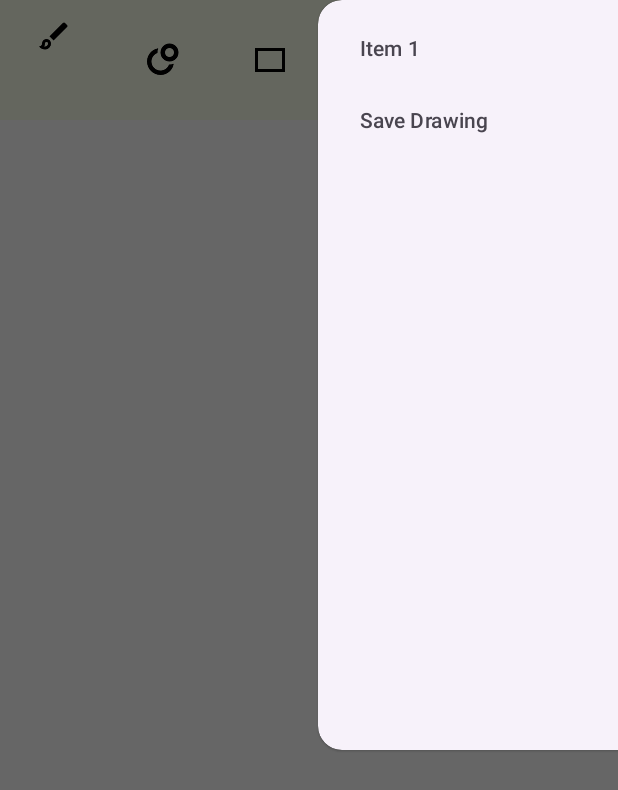
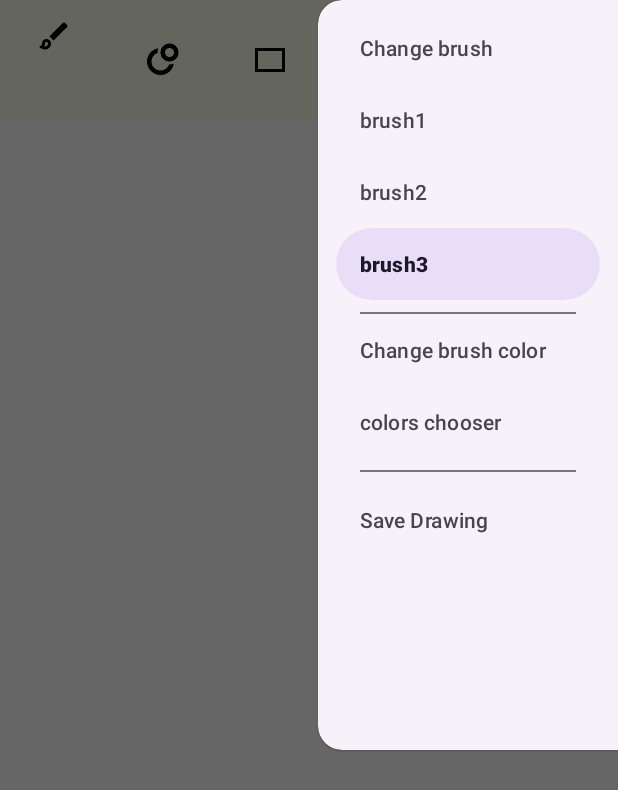
Before and after one commit to Almondd17/DesignTool, an Android app: the CanvasActivity screen opened directly, with no data from a screen before it, in the side drawer, after a tap on "Save Drawing", on a phone screen of 412 x 824 dp. Shown: the top 790 px of the screen. Run offline under Robolectric (Android 15) with nearby library versions, the phone set to English and light mode, and no system bars; libraries missing offline, so code that uses them is left out: yuku.ambilwarna.

Commit message:
new feature for current paint modifications

```diff
--- a/app/build.gradle.kts
+++ b/app/build.gradle.kts
@@ -43,4 +43,5 @@ dependencies {
     testImplementation(libs.junit)
     androidTestImplementation(libs.ext.junit)
     androidTestImplementation(libs.espresso.core)
+    implementation(libs.ambilwarna)
 }
--- a/app/src/main/java/com/example/designtoolproject/CanvasActivity.java
+++ b/app/src/main/java/com/example/designtoolproject/CanvasActivity.java
@@ -4,27 +4,31 @@ import android.graphics.Color;
 import android.media.Image;
 import android.os.Bundle;
 import android.view.Gravity;
+import android.view.MenuItem;
 import android.view.View;
 import android.widget.Button;
 import android.widget.FrameLayout;
 import android.widget.ImageButton;
 import android.widget.Toast;
-
+import androidx.annotation.NonNull;
 import androidx.appcompat.app.AppCompatActivity;
 import androidx.core.content.ContextCompat;
 import androidx.core.view.GravityCompat;
 import androidx.drawerlayout.widget.DrawerLayout;
-
 import com.google.android.material.bottomnavigation.BottomNavigationView;
-
+import com.google.android.material.navigation.NavigationView;
 import java.util.HashMap;
 import java.util.Map;
+
+import yuku.ambilwarna.AmbilWarnaDialog;
+
 
 public class CanvasActivity extends AppCompatActivity {
     private BottomNavigationView optionMenu;
     private CanvasView canvasView;
     private ImageButton toggleButton;
     private DrawerLayout drawerLayout;
+    private NavigationView navigationView;
 
     @Override
     protected void onCreate(Bundle savedInstanceState) {
@@ -34,6 +38,7 @@ public class CanvasActivity extends AppCompatActivity {
         optionMenu = findViewById(R.id.optionMenu);
         toggleButton = findViewById(R.id.toggleButton);
         drawerLayout = findViewById(R.id.drawer_layout);
+        navigationView = findViewById(R.id.navigation_view);
 
         optionMenu.setOnItemSelectedListener(item -> {
             Map<Integer, String> idModeMap = new HashMap<>();
@@ -59,5 +64,41 @@ public class CanvasActivity extends AppCompatActivity {
             }
         });
 
+        navigationView.setNavigationItemSelectedListener(new NavigationView.OnNavigationItemSelectedListener() {
+            @Override
+            public boolean onNavigationItemSelected(@NonNull MenuItem item) {
+                int id = item.getItemId();
+                if (id == R.id.brush1) {
+                    canvasView.setCurrentPaint(1);
+                    return true;
+                } else if (id == R.id.brush2) {
+                    canvasView.setCurrentPaint(2);
+                    return true;
+                } else if (id == R.id.brush3) {
+                    canvasView.setCurrentPaint(3);
+                    return true;
+                } else if (id == R.id.palate) {
+                    openColorPickerDialog();
+                    return true;
+                } else return id == R.id.item3;
+            }
+        });
     }
+    private void openColorPickerDialog() {
+        AmbilWarnaDialog dialog = new AmbilWarnaDialog(this, 0xff000000, new AmbilWarnaDialog.OnAmbilWarnaListener() {
+            @Override
+            public void onOk(AmbilWarnaDialog dialog, int color) {
+                // color is the color selected by the user.
+                canvasView.setColor(color);
+            }
+
+            @Override
+            public void onCancel(AmbilWarnaDialog dialog) {
+                // cancel was selected by the user
+            }
+        });
+        dialog.show();
+    }
+
+
 }
--- a/app/src/main/java/com/example/designtoolproject/CanvasView.java
+++ b/app/src/main/java/com/example/designtoolproject/CanvasView.java
@@ -24,7 +24,6 @@
         public abstract void update(float x, float y);
 
         public abstract boolean contains(float x, float y);
-
 
     }
 
@@ -205,7 +204,7 @@
 
     //canvas view class (the canvas)
     public class CanvasView extends View {
-        private Paint paint;
+        private Paint currentPaint;
         private Bitmap bitmap;
         private Canvas bitmapCanvas;
         private String drawingMode;
@@ -225,12 +224,33 @@
         }
 
         private void init() {
-            paint = new Paint();
-            paint.setColor(0xFF000000);
-            paint.setStyle(Paint.Style.STROKE);
-            paint.setStrokeWidth(5f);
+            currentPaint = new Paint();
+            setColor(0xff000000);
+            setCurrentPaint(1);
             drawingMode = "pencil";
             shapes = new ArrayList<>();
+        }
+
+        public void setColor(int color) {
+            currentPaint.setColor(color);
+            invalidate();
+        }
+
+        public void setCurrentPaint(int m){
+            switch(m) {
+                case 1:
+                    currentPaint.setStyle(Paint.Style.STROKE);
+                    currentPaint.setStrokeWidth(5f);
+                    break;
+                case 2:
+                    currentPaint.setStyle(Paint.Style.STROKE);
+                    currentPaint.setStrokeWidth(8f);
+                    break;
+                case 3:
+                    currentPaint.setStyle(Paint.Style.STROKE);
+                    currentPaint.setStrokeWidth(12f);
+                    break;
+            }
         }
 
         public void setMode(String mode) {
@@ -257,25 +277,7 @@
 
                 // Highlight if it's the selected shape
                 if (shape == selectedShape) {
-                    Paint highlightPaint = new Paint();
-                    highlightPaint.setColor(Color.RED);
-                    highlightPaint.setStyle(Paint.Style.STROKE);
-                    highlightPaint.setStrokeWidth(5f);
-
-                    if (shape instanceof Circle) {
-                        Circle c = (Circle) shape;
-                        canvas.drawCircle(c.getCenterX(), c.getCenterY(), c.getRadius() + 5, highlightPaint);
-                    } else if (shape instanceof Rectangle) {
-                        Rectangle r = (Rectangle) shape;
-                        canvas.drawRect(r.getStartX() - 5, r.getStartY() - 5, r.getEndX() + 5, r.getEndY() + 5, highlightPaint);
-                    } else if (shape instanceof Line) {
-                        Line l = (Line) shape;
-                        canvas.drawLine(l.getStartX(), l.getStartY(), l.getEndX(), l.getEndY(), highlightPaint);
-                    }
-                    else {
-                        PathShape p = (PathShape) shape;
-                        canvas.drawPath(p.getPath(), highlightPaint);
-                    }
+                    //selected shape logic (delete, change, etc...)
                 }
             }
 
@@ -337,7 +339,21 @@
             invalidate();
             return true;
         }
-
+        private Shape createShape(float x, float y) {
+            Paint shapePaint = new Paint(currentPaint); //create a new paint for the current shape
+            switch (drawingMode) {
+                case "circle":
+                    return new Circle(x, y, shapePaint);
+                case "rectangle":
+                    return new Rectangle(x, y, shapePaint);
+                case "line":
+                    return new Line(x, y, shapePaint);
+                case "pencil":
+                    return new PathShape(shapePaint);
+                default:
+                    throw new IllegalArgumentException("Unknown drawing mode: " + drawingMode);
+            }
+        }
         public void deleteSelectedShape() {
             if (selectedShape != null) {
                 shapes.remove(selectedShape);  // Remove from list
@@ -362,19 +378,4 @@
                 invalidate(); // Redraw canvas
             }
         }
-
-        private Shape createShape(float x, float y) {
-            switch (drawingMode) {
-                case "circle":
-                    return new Circle(x, y, paint);
-                case "rectangle":
-                    return new Rectangle(x, y, paint);
-                case "line":
-                    return new Line(x, y, paint);
-                case "pencil":
-                    return new PathShape(paint);
-                default:
-                    throw new IllegalArgumentException("Unknown drawing mode: " + drawingMode);
-            }
-        }
     }
--- a/app/src/main/java/com/example/designtoolproject/RegisterActivity.java
+++ b/app/src/main/java/com/example/designtoolproject/RegisterActivity.java
@@ -67,17 +67,17 @@ public class RegisterActivity extends AppCompatActivity {
 
 
                 if (TextUtils.isEmpty(email)) {
-                    Toast.makeText(RegisterActivity.this, "Please enter an email", Toast.LENGTH_SHORT).show();
+                    editTextPassword.setError("please enter an email");
                     return;
                 }
 
                 if (TextUtils.isEmpty(password)) {
-                    Toast.makeText(RegisterActivity.this, "Please enter a password", Toast.LENGTH_SHORT).show();
+                    editTextPassword.setError("please enter a password");
                     return;
                 }
 
                 if (password.length() < 6) {
-                    Toast.makeText(RegisterActivity.this, "Password must be at least 6 characters", Toast.LENGTH_SHORT).show();
+                    editTextPassword.setError("At least 6 characters required");
                     return;
                 }
 
--- a/app/src/main/res/menu/side_menu.xml
+++ b/app/src/main/res/menu/side_menu.xml
@@ -1,5 +1,22 @@
 <?xml version="1.0" encoding="utf-8"?>
 <menu xmlns:android="http://schemas.android.com/apk/res/android">
-    <item android:id="@+id/item1" android:title="Item 1"/>
-    <item android:id="@+id/item2" android:title="Save Drawing"/>
+    <item android:id="@+id/item1" android:title="Change brush">
+        <menu>
+            <group android:checkableBehavior="single">
+            <item android:id="@+id/brush1"
+                android:title="brush1" />
+            <item android:id="@+id/brush2"
+                android:title="brush2" />
+            <item android:id="@+id/brush3"
+                android:title="brush3" />
+            </group>
+        </menu>
+    </item>
+    <item android:id="@+id/item2" android:title="Change brush color">
+        <menu>
+            <item android:id="@+id/palate"
+                android:title="colors chooser" />
+        </menu>
+    </item>
+    <item android:id="@+id/item3" android:title="Save Drawing"/>
 </menu>
--- a/gradle/libs.versions.toml
+++ b/gradle/libs.versions.toml
@@ -1,5 +1,5 @@
 [versions]
-agp = "8.8.0"
+agp = "8.7.3"
 junit = "4.13.2"
 junitVersion = "1.2.1"
 espressoCore = "3.6.1"
@@ -13,6 +13,8 @@ googleGmsGoogleServices = "4.4.2"
 preference = "1.2.1"
 
 [libraries]
+#color picker:
+ambilwarna = "com.github.yukuku:ambilwarna:2.0.1"
 junit = { group = "junit", name = "junit", version.ref = "junit" }
 ext-junit = { group = "androidx.test.ext", name = "junit", version.ref = "junitVersion" }
 espresso-core = { group = "androidx.test.espresso", name = "espresso-core", version.ref = "espressoCore" }
--- a/settings.gradle.kts
+++ b/settings.gradle.kts
@@ -9,6 +9,7 @@ pluginManagement {
         }
         mavenCentral()
         gradlePluginPortal()
+        maven { url = uri("https://jitpack.io") }
     }
 }
 dependencyResolutionManagement {
```
